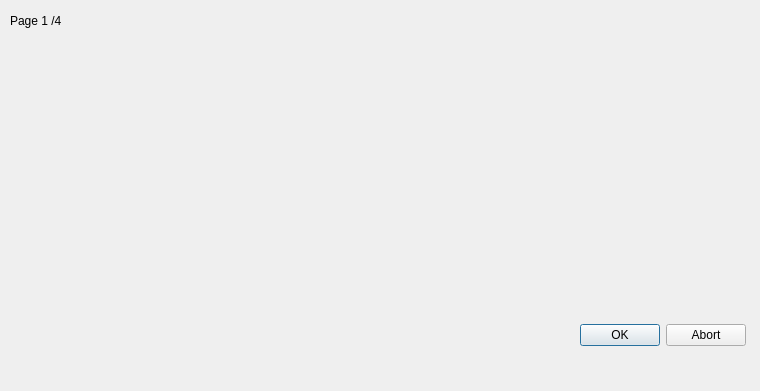
Before: the Qt Designer form QTProjectS6/sondage_page1.ui in LeoGaudias/QTProjectS6, drawn with Qt 5.
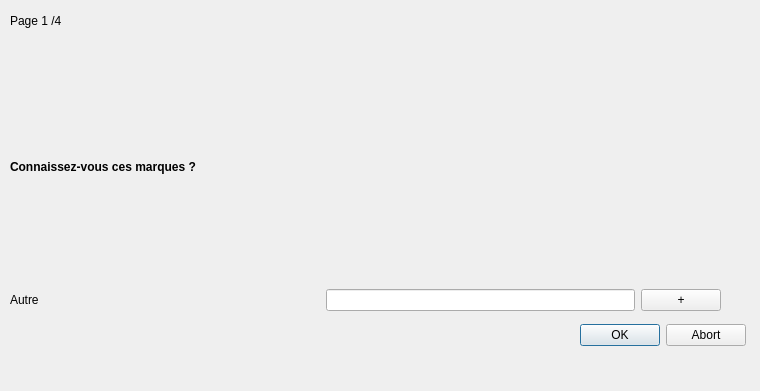
After: the same form once the commit is applied.

Commit message: modif de sondage, suppression d'un truc inutile dans mainwindow et debug d'une erreur dans ajoutpersonne

```diff
--- a/QTProjectS6/sondage_page1.ui
+++ b/QTProjectS6/sondage_page1.ui
@@ -26,17 +26,6 @@
     <string>Page 1 /4</string>
    </property>
   </widget>
-  <widget class="QWidget" name="gridLayoutWidget">
-   <property name="geometry">
-    <rect>
-     <x>10</x>
-     <y>30</y>
-     <width>741</width>
-     <height>261</height>
-    </rect>
-   </property>
-   <layout class="QGridLayout" name="gridLayout"/>
-  </widget>
   <widget class="QDialogButtonBox" name="buttonBox">
    <property name="geometry">
     <rect>
@@ -50,6 +39,72 @@
     <set>QDialogButtonBox::Abort|QDialogButtonBox::Ok</set>
    </property>
   </widget>
+  <widget class="QWidget" name="verticalLayoutWidget">
+   <property name="geometry">
+    <rect>
+     <x>10</x>
+     <y>50</y>
+     <width>711</width>
+     <height>261</height>
+    </rect>
+   </property>
+   <layout class="QVBoxLayout" name="verticalLayout">
+    <item>
+     <widget class="QLabel" name="marque">
+      <property name="font">
+       <font>
+        <weight>75</weight>
+        <bold>true</bold>
+       </font>
+      </property>
+      <property name="text">
+       <string>Connaissez-vous ces marques ?</string>
+      </property>
+     </widget>
+    </item>
+    <item>
+     <layout class="QHBoxLayout" name="horizontalLayout">
+      <item>
+       <widget class="QLabel" name="autre">
+        <property name="text">
+         <string>Autre</string>
+        </property>
+       </widget>
+      </item>
+      <item>
+       <layout class="QVBoxLayout" name="layout_autres">
+        <item>
+         <widget class="QLineEdit" name="autre_txt">
+          <property name="sizePolicy">
+           <sizepolicy hsizetype="Minimum" vsizetype="Fixed">
+            <horstretch>0</horstretch>
+            <verstretch>0</verstretch>
+           </sizepolicy>
+          </property>
+         </widget>
+        </item>
+       </layout>
+      </item>
+      <item>
+       <widget class="QPushButton" name="plus">
+        <property name="enabled">
+         <bool>true</bool>
+        </property>
+        <property name="sizePolicy">
+         <sizepolicy hsizetype="Fixed" vsizetype="Fixed">
+          <horstretch>0</horstretch>
+          <verstretch>0</verstretch>
+         </sizepolicy>
+        </property>
+        <property name="text">
+         <string>+</string>
+        </property>
+       </widget>
+      </item>
+     </layout>
+    </item>
+   </layout>
+  </widget>
  </widget>
  <resources/>
  <connections/>
```
Left out of the diff: 2 changed lines with no effect on the pictures. The commit also changes 8 other files.
